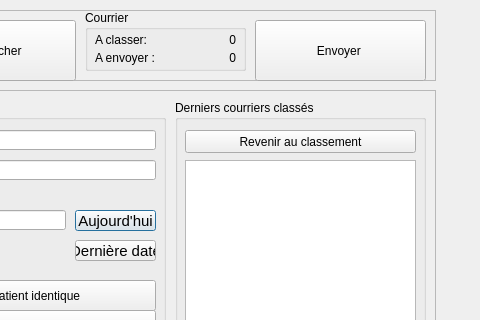
First picture: the form in source/CourrierManager/ui_forms/courriermanager.ui, repository laurent82/NewCourrierManager, before the edit; both pictures show x 495 to 975 and y 0 to 320 of the 975 by 851 pixel window.
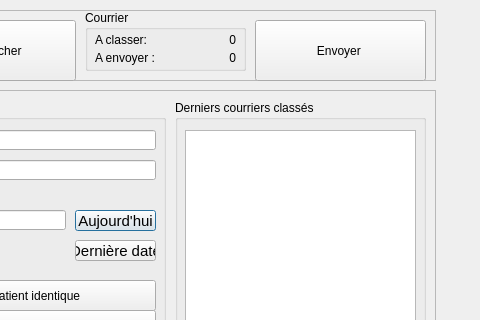
Second picture: the form after the edit.

```diff
--- a/source/CourrierManager/ui_forms/courriermanager.ui
+++ b/source/CourrierManager/ui_forms/courriermanager.ui
@@ -319,34 +319,15 @@
     <property name="title">
      <string>Derniers courriers classés</string>
     </property>
-    <widget class="QListView" name="tableLast">
-     <property name="geometry">
-      <rect>
-       <x>10</x>
-       <y>60</y>
-       <width>231</width>
-       <height>591</height>
-      </rect>
-     </property>
-     <property name="horizontalScrollBarPolicy">
-      <enum>Qt::ScrollBarAlwaysOff</enum>
-     </property>
-     <property name="editTriggers">
-      <set>QAbstractItemView::NoEditTriggers</set>
-     </property>
-    </widget>
-    <widget class="QPushButton" name="btnBack">
+    <widget class="QTableWidget" name="m_historyTable">
      <property name="geometry">
       <rect>
        <x>10</x>
        <y>30</y>
        <width>231</width>
-       <height>23</height>
+       <height>621</height>
       </rect>
      </property>
-     <property name="text">
-      <string>Revenir au classement</string>
-     </property>
     </widget>
    </widget>
    <widget class="QPushButton" name="btnConvert">
```
